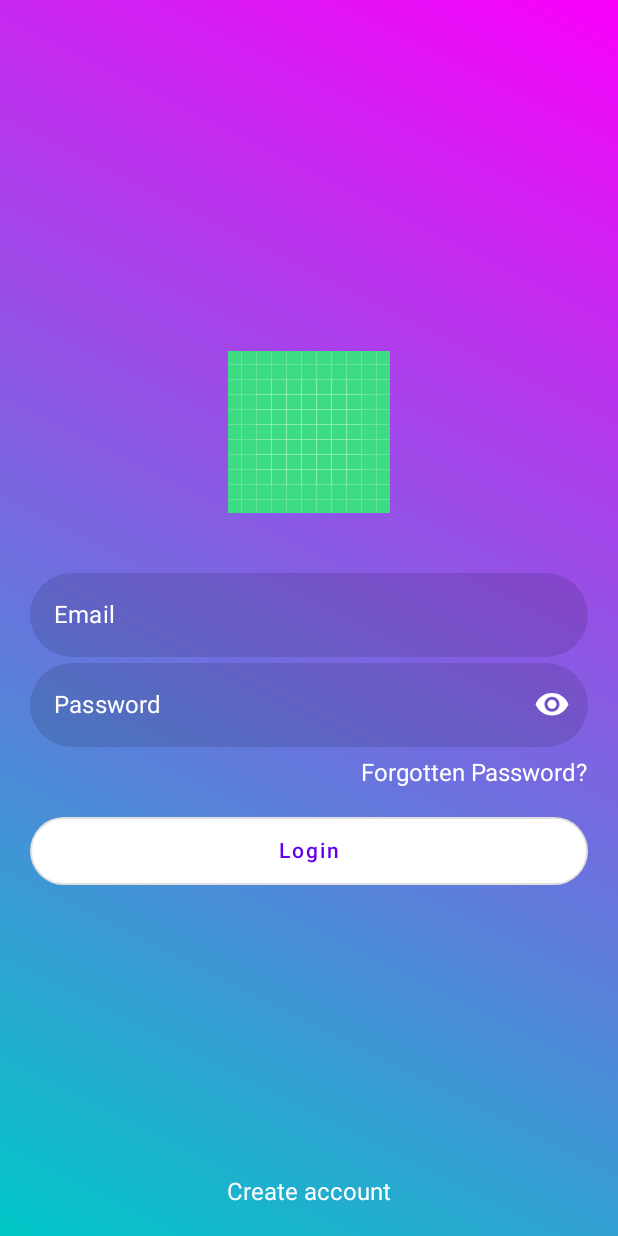
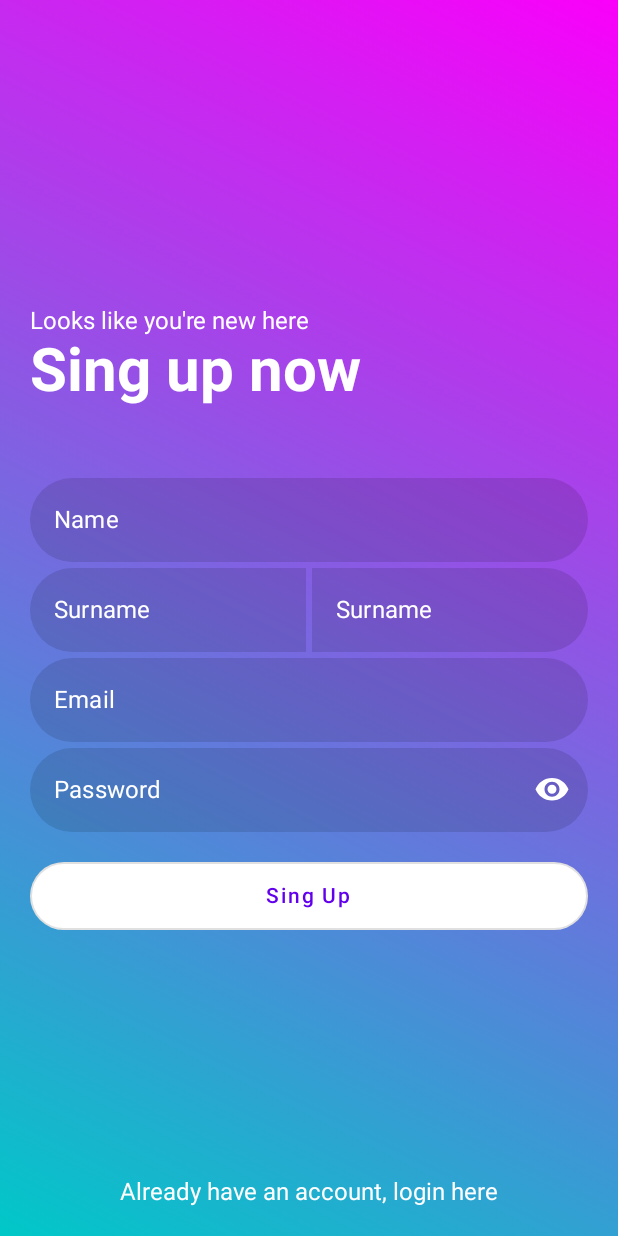
Before and after one commit to cgaxtr/HiRoomV2, an Android app built with Jetpack Compose: the screen it shows after launch (MainActivity), after a tap on "Create account", on a phone screen of 412 x 824 dp. Run offline under Robolectric (Android 15) with nearby library versions, the phone set to English and light mode, and no system bars; our stand-ins replace livedata-compose.

Commit message:
register screen and navigation

```diff
--- a/app/src/main/java/com/cgaxtr/hiroom/MainActivity.kt
+++ b/app/src/main/java/com/cgaxtr/hiroom/MainActivity.kt
@@ -10,6 +10,10 @@ import androidx.compose.material.Surface
 import androidx.compose.ui.Modifier
 import androidx.core.splashscreen.SplashScreen.Companion.installSplashScreen
 import androidx.lifecycle.ViewModelProvider
+import androidx.navigation.NavHostController
+import androidx.navigation.compose.rememberNavController
+import com.cgaxtr.hiroom.navigation.Screen
+import com.cgaxtr.hiroom.navigation.SetupNavGraph
 import com.cgaxtr.hiroom.ui.screens.LoginScreen
 import com.cgaxtr.hiroom.ui.theme.HiRoomTheme
 import com.cgaxtr.hiroom.ui.viewmodel.LoginViewModel
@@ -26,12 +30,12 @@ class MainActivity : ComponentActivity() {
 
         setContent {
             HiRoomTheme {
-                // A surface container using the 'background' color from the theme
                 Surface(
                     modifier = Modifier.fillMaxSize(),
                     color = MaterialTheme.colors.background
                 ) {
-                    LoginScreen(LoginViewModel())
+                    val navController = rememberNavController()
+                    SetupNavGraph(navController, Screen.Login.route)
                 }
             }
         }
--- /dev/null
+++ b/app/src/main/java/com/cgaxtr/hiroom/navigation/NavGraph.kt
@@ -0,0 +1,29 @@
+package com.cgaxtr.hiroom.navigation
+
+import androidx.compose.runtime.Composable
+import androidx.navigation.NavHostController
+import androidx.navigation.compose.NavHost
+import androidx.navigation.compose.composable
+import com.cgaxtr.hiroom.ui.screens.LoginScreen
+import com.cgaxtr.hiroom.ui.screens.MainScreen
+import com.cgaxtr.hiroom.ui.screens.RegisterScreen
+import com.cgaxtr.hiroom.ui.viewmodel.LoginViewModel
+import com.cgaxtr.hiroom.ui.viewmodel.RegisterViewModel
+
+@Composable
+fun SetupNavGraph(navController: NavHostController, start: String
+) {
+   NavHost(navController = navController, startDestination = start){
+       composable(Screen.Login.route){
+           LoginScreen(viewModel = LoginViewModel(), navController)
+       }
+
+       composable(Screen.Register.route){
+           RegisterScreen(viewModel = RegisterViewModel(), navController)
+       }
+
+       composable(Screen.Main.route){
+           MainScreen()
+       }
+   }
+}
--- /dev/null
+++ b/app/src/main/java/com/cgaxtr/hiroom/navigation/Routes.kt
@@ -0,0 +1,8 @@
+package com.cgaxtr.hiroom.navigation
+
+sealed class Screen(val route: String) {
+    object Login : Screen(route = "login_screen")
+    object Register : Screen(route = "register_screen")
+    object Onboarding : Screen(route = "onboarding_screen")
+    object Main : Screen(route = "main_screen")
+}
--- /dev/null
+++ b/app/src/main/java/com/cgaxtr/hiroom/ui/components/Fields.kt
@@ -0,0 +1,110 @@
+package com.cgaxtr.hiroom.ui.components
+
+import androidx.compose.foundation.layout.fillMaxWidth
+import androidx.compose.foundation.shape.RoundedCornerShape
+import androidx.compose.foundation.text.KeyboardOptions
+import androidx.compose.material.*
+import androidx.compose.material.icons.Icons
+import androidx.compose.material.icons.rounded.Visibility
+import androidx.compose.material.icons.rounded.VisibilityOff
+import androidx.compose.runtime.*
+import androidx.compose.ui.Modifier
+import androidx.compose.ui.graphics.Color
+import androidx.compose.ui.res.stringResource
+import androidx.compose.ui.text.input.KeyboardType
+import androidx.compose.ui.text.input.PasswordVisualTransformation
+import androidx.compose.ui.text.input.VisualTransformation
+import com.cgaxtr.hiroom.R
+
+@Composable
+fun EmailField(email: String, onTextChanged: (String) -> Unit) {
+    TextField(
+        value = email,
+        onValueChange = { onTextChanged(it) },
+        modifier = Modifier.fillMaxWidth(),
+        shape = RoundedCornerShape(50),
+        singleLine = true,
+        maxLines = 1,
+        placeholder = {
+            Text(
+                text = stringResource(id = R.string.login_email),
+                color = Color.White
+            )
+        },
+        keyboardOptions = KeyboardOptions(keyboardType = KeyboardType.Email),
+        colors = TextFieldDefaults.textFieldColors(
+            textColor = Color.White,
+            focusedIndicatorColor = Color.Transparent,
+            unfocusedIndicatorColor = Color.Transparent
+
+        ),
+    )
+}
+
+@Composable
+fun PasswordField(password: String, onTextChanged: (String) -> Unit) {
+    var isVisible by remember { mutableStateOf(false) }
+
+    TextField(
+        value = password,
+        onValueChange = { onTextChanged(it) },
+        modifier = Modifier.fillMaxWidth(),
+        shape = RoundedCornerShape(50),
+        singleLine = true,
+        maxLines = 1,
+        placeholder = {
+            Text(
+                text = stringResource(id = R.string.login_password),
+                color = Color.White
+            )
+        },
+        keyboardOptions = KeyboardOptions(keyboardType = KeyboardType.Password),
+        colors = TextFieldDefaults.textFieldColors(
+            textColor = Color.White,
+            focusedIndicatorColor = Color.Transparent,
+            unfocusedIndicatorColor = Color.Transparent
+
+        ),
+        trailingIcon = {
+            val image = if (isVisible) {
+                Icons.Rounded.VisibilityOff
+            } else {
+                Icons.Rounded.Visibility
+            }
+            IconButton(onClick = { isVisible = !isVisible }) {
+                Icon(image, stringResource(id = R.string.login_hide_show), tint = Color.White)
+            }
+        },
+        visualTransformation = if (isVisible) {
+            VisualTransformation.None
+        } else {
+            PasswordVisualTransformation()
+        }
+
+    )
+}
+
+@Composable
+fun NameField(name: String, onTextChanged: (String) -> Unit) {
+    TextField(
+        value = name,
+        onValueChange = { onTextChanged(it) },
+        modifier = Modifier.fillMaxWidth(),
+        shape = RoundedCornerShape(50),
+        singleLine = true,
+        maxLines = 1,
+        placeholder = {
+            Text(
+                text = stringResource(id = R.string.sing_up_name),
+                color = Color.White
+            )
+        },
+        keyboardOptions = KeyboardOptions(keyboardType = KeyboardType.Email),
+        colors = TextFieldDefaults.textFieldColors(
+            textColor = Color.White,
+            focusedIndicatorColor = Color.Transparent,
+            unfocusedIndicatorColor = Color.Transparent
+
+        ),
+    )
+}
--- /dev/null
+++ b/app/src/main/java/com/cgaxtr/hiroom/ui/components/Footer.kt
@@ -0,0 +1,18 @@
+package com.cgaxtr.hiroom.ui.components
+
+import androidx.compose.foundation.clickable
+import androidx.compose.material.Text
+import androidx.compose.runtime.Composable
+import androidx.compose.ui.Modifier
+import androidx.compose.ui.graphics.Color
+import androidx.compose.ui.res.stringResource
+import androidx.navigation.NavHostController
+
+@Composable
+fun Footer(modifier: Modifier, navController: NavHostController, id: Int, destination: String) {
+    Text(
+        color = Color.White,
+        text = stringResource(id),
+        modifier = modifier.clickable {navController.navigate(destination)},
+    )
+}
--- a/app/src/main/java/com/cgaxtr/hiroom/ui/screens/LoginScreen.kt
+++ b/app/src/main/java/com/cgaxtr/hiroom/ui/screens/LoginScreen.kt
@@ -1,43 +1,45 @@
 package com.cgaxtr.hiroom.ui.screens
 
-import android.content.res.Resources.Theme
 import androidx.compose.foundation.Image
 import androidx.compose.foundation.background
 import androidx.compose.foundation.clickable
 import androidx.compose.foundation.layout.*
 import androidx.compose.foundation.shape.RoundedCornerShape
-import androidx.compose.foundation.text.KeyboardOptions
-import androidx.compose.material.*
-import androidx.compose.material.icons.Icons
-import androidx.compose.material.icons.rounded.Visibility
-import androidx.compose.material.icons.rounded.VisibilityOff
-import androidx.compose.runtime.*
+import androidx.compose.material.OutlinedButton
+import androidx.compose.material.Text
+import androidx.compose.runtime.Composable
+import androidx.compose.runtime.getValue
 import androidx.compose.runtime.livedata.observeAsState
 import androidx.compose.ui.Alignment
 import androidx.compose.ui.Modifier
 import androidx.compose.ui.geometry.Offset
 import androidx.compose.ui.graphics.Brush
 import androidx.compose.ui.graphics.Color
+import androidx.compose.ui.platform.LocalContext
 import androidx.compose.ui.res.painterResource
 import androidx.compose.ui.res.stringResource
-import androidx.compose.ui.text.input.KeyboardType
-import androidx.compose.ui.text.input.PasswordVisualTransformation
-import androidx.compose.ui.text.input.VisualTransformation
+import androidx.compose.ui.tooling.preview.Preview
 import androidx.compose.ui.unit.dp
+import androidx.navigation.NavHostController
 import com.cgaxtr.hiroom.R
+import com.cgaxtr.hiroom.navigation.Screen
+import com.cgaxtr.hiroom.ui.components.EmailField
+import com.cgaxtr.hiroom.ui.components.Footer
+import com.cgaxtr.hiroom.ui.components.PasswordField
 import com.cgaxtr.hiroom.ui.viewmodel.LoginViewModel
 
-/*
+
 @Preview(showSystemUi = true)
 @Composable
 fun PreviewLogin() {
-    LoginScreen()
+    val viewModel = LoginViewModel()
+    val navController = NavHostController(LocalContext.current)
+    LoginScreen(viewModel, navController)
 }
-*/
+
 
 @Composable
-fun LoginScreen(viewModel: LoginViewModel) {
-
+fun LoginScreen(viewModel: LoginViewModel, navController: NavHostController) {
     Box(
         modifier = Modifier
             .fillMaxSize()
@@ -53,14 +55,18 @@ fun LoginScreen(viewModel: LoginViewModel) {
             )
             .padding(20.dp)
     ) {
-        Body(Modifier.align(Alignment.Center), viewModel)
-        Footer(Modifier.align(Alignment.BottomCenter))
-
+        Body(Modifier.align(Alignment.Center), viewModel, navController)
+        Footer(
+            modifier = Modifier.align(Alignment.BottomCenter),
+            navController = navController,
+            id = R.string.login_sing_up,
+            destination = Screen.Register.route
+        )
     }
 }
 
 @Composable
-fun Body(modifier: Modifier, viewModel: LoginViewModel) {
+fun Body(modifier: Modifier, viewModel: LoginViewModel, navController: NavHostController) {
 
     val email: String by viewModel.email.observeAsState("")
     val password: String by viewModel.password.observeAsState("")
@@ -78,7 +84,7 @@ fun Body(modifier: Modifier, viewModel: LoginViewModel) {
         Spacer(modifier = modifier.height(8.dp))
         ForgottenPassword(Modifier.align(Alignment.End))
         Spacer(modifier = modifier.height(20.dp))
-        LoginButton {
+        LoginButton(navController = navController) {
             viewModel.doLogin()
         }
     }
@@ -94,73 +100,6 @@ fun ImageLogo(modifier: Modifier) {
     )
 }
 
-@Composable
-fun EmailField(email: String, onTextChanged: (String) -> Unit) {
-    TextField(
-        value = email,
-        onValueChange = { onTextChanged(it) },
-        modifier = Modifier.fillMaxWidth(),
-        shape = RoundedCornerShape(50),
-        singleLine = true,
-        maxLines = 1,
-        placeholder = {
-            Text(
-                text = stringResource(id = R.string.login_email),
-                color = Color.White
-            )
-        },
-        keyboardOptions = KeyboardOptions(keyboardType = KeyboardType.Email),
-        colors = TextFieldDefaults.textFieldColors(
-            textColor = Color.White,
-            focusedIndicatorColor = Color.Transparent,
-            unfocusedIndicatorColor = Color.Transparent
-
-        ),
-    )
-}
-
-@Composable
-fun PasswordField(password: String, onTextChanged: (String) -> Unit) {
-    var isVisible by remember { mutableStateOf(false) }
-
-    TextField(
-        value = password,
-        onValueChange = { onTextChanged(it) },
-        modifier = Modifier.fillMaxWidth(),
-        shape = RoundedCornerShape(50),
-        singleLine = true,
-        maxLines = 1,
-        placeholder = {
-            Text(
-                text = stringResource(id = R.string.login_password),
-                color = Color.White
-            )
-        },
-        keyboardOptions = KeyboardOptions(keyboardType = KeyboardType.Password),
-        colors = TextFieldDefaults.textFieldColors(
-            textColor = Color.White,
-            focusedIndicatorColor = Color.Transparent,
-            unfocusedIndicatorColor = Color.Transparent
-
-        ),
-        trailingIcon = {
-            val image = if (isVisible) {
-                Icons.Rounded.VisibilityOff
-            } else {
-                Icons.Rounded.Visibility
-            }
-            IconButton(onClick = { isVisible = !isVisible }) {
-                Icon(image, stringResource(id = R.string.login_hide_show), tint = Color.White)
-            }
-        },
-        visualTransformation = if (isVisible) {
-            VisualTransformation.None
-        } else {
-            PasswordVisualTransformation()
-        }
-
-    )
-}
 
 @Composable
 fun ForgottenPassword(modifier: Modifier) {
@@ -171,22 +110,16 @@ fun ForgottenPassword(modifier: Modifier) {
 }
 
 @Composable
-fun LoginButton(onClick: () -> Unit) {
+fun LoginButton(navController: NavHostController, onClick: () -> Unit) {
     OutlinedButton(
         modifier = Modifier
             .fillMaxWidth()
             .height(45.dp),
         shape = RoundedCornerShape(50),
-        onClick = { onClick() }) {
+        onClick = {
+            onClick()
+            navController.navigate(Screen.Main.route)
+        }) {
         Text(text = stringResource(id = R.string.login_button))
     }
 }
-
-@Composable
-fun Footer(modifier: Modifier) {
-    Text(
-        color = Color.White,
-        text = stringResource(id = R.string.login_sing_up),
-        modifier = modifier.clickable {},
-    )
-}
--- /dev/null
+++ b/app/src/main/java/com/cgaxtr/hiroom/ui/screens/MainScreen.kt
@@ -0,0 +1,53 @@
+package com.cgaxtr.hiroom.ui.screens
+
+import androidx.compose.foundation.layout.Column
+import androidx.compose.foundation.layout.padding
+import androidx.compose.material.BottomNavigation
+import androidx.compose.material.BottomNavigationItem
+import androidx.compose.material.Icon
+import androidx.compose.material.Scaffold
+import androidx.compose.material.icons.Icons
+import androidx.compose.material.icons.filled.Home
+import androidx.compose.material.icons.filled.Person
+import androidx.compose.runtime.Composable
+import androidx.compose.ui.Modifier
+import androidx.compose.ui.tooling.preview.Preview
+
+
+@Preview(showSystemUi = true)
+@Composable
+fun PreviewMain() {
+    MainScreen()
+}
+
+@Composable
+fun MainScreen() {
+    Scaffold(bottomBar = {
+        BottomBar()
+
+    }) { padding ->
+        Column(
+            modifier = Modifier
+                .padding(padding)){
+
+        }
+    }
+}
+
+@Composable
+fun BottomBar() {
+    BottomNavigation() {
+        BottomNavigationItem(selected = false, onClick = { /*TODO*/ }, icon = {
+            Icon(
+                imageVector = Icons.Filled.Home,
+                contentDescription = ""
+            )
+        })
+        BottomNavigationItem(selected = false, onClick = { /*TODO*/ }, icon = {
+            Icon(
+                imageVector = Icons.Filled.Person,
+                contentDescription = ""
+            )
+        })
+    }
+}
--- /dev/null
+++ b/app/src/main/java/com/cgaxtr/hiroom/ui/screens/RegisterScreen.kt
@@ -0,0 +1,177 @@
+package com.cgaxtr.hiroom.ui.screens
+
+import androidx.compose.foundation.background
+import androidx.compose.foundation.layout.*
+import androidx.compose.foundation.shape.RoundedCornerShape
+import androidx.compose.material.OutlinedButton
+import androidx.compose.material.Text
+import androidx.compose.material.TextField
+import androidx.compose.material.TextFieldDefaults
+import androidx.compose.runtime.Composable
+import androidx.compose.runtime.getValue
+import androidx.compose.runtime.livedata.observeAsState
+import androidx.compose.ui.Alignment
+import androidx.compose.ui.Modifier
+import androidx.compose.ui.geometry.Offset
+import androidx.compose.ui.graphics.Brush
+import androidx.compose.ui.graphics.Color
+import androidx.compose.ui.platform.LocalContext
+import androidx.compose.ui.res.stringResource
+import androidx.compose.ui.text.font.FontStyle
+import androidx.compose.ui.text.font.FontWeight
+import androidx.compose.ui.tooling.preview.Preview
+import androidx.compose.ui.unit.dp
+import androidx.compose.ui.unit.sp
+import androidx.navigation.NavHostController
+import com.cgaxtr.hiroom.R
+import com.cgaxtr.hiroom.navigation.Screen
+import com.cgaxtr.hiroom.ui.components.EmailField
+import com.cgaxtr.hiroom.ui.components.Footer
+import com.cgaxtr.hiroom.ui.components.NameField
+import com.cgaxtr.hiroom.ui.components.PasswordField
+import com.cgaxtr.hiroom.ui.viewmodel.RegisterViewModel
+
+@Preview
+@Composable
+fun RegisterPreview() {
+    val registerViewModel = RegisterViewModel()
+    val navController = NavHostController(LocalContext.current)
+    RegisterScreen(registerViewModel, navController)
+}
+
+@Composable
+fun RegisterScreen(viewModel: RegisterViewModel, navController: NavHostController) {
+    Box(
+        modifier = Modifier
+            .fillMaxSize()
+            .background(
+                Brush.linearGradient(
+                    colors = listOf(
+                        Color(0, 200, 200),
+                        Color(250, 0, 250)
+                    ),
+                    start = Offset(0f, Float.POSITIVE_INFINITY),
+                    end = Offset(Float.POSITIVE_INFINITY, 0f)
+                )
+            )
+            .padding(20.dp)
+    ) {
+
+        Body(Modifier.align(Alignment.Center), viewModel, navController)
+        Footer(
+            modifier = Modifier.align(Alignment.BottomCenter),
+            navController = navController,
+            id = R.string.sing_up_login,
+            destination = Screen.Login.route
+        )
+    }
+}
+
+@Composable
+fun RegisterHeader() {
+    Column(modifier = Modifier.fillMaxWidth()) {
+        Text(
+            text = "Looks like you're new here",
+            color = Color.White,
+        )
+        Text(
+            text = "Sing up now",
+            color = Color.White,
+            fontWeight = FontWeight.Bold,
+            fontSize = 40.sp
+        )
+    }
+}
+
+@Composable
+fun Body(modifier: Modifier, viewModel: RegisterViewModel, navController: NavHostController) {
+    Column(modifier = modifier) {
+        val name: String by viewModel.name.observeAsState("")
+        val email: String by viewModel.email.observeAsState("")
+        val password: String by viewModel.password.observeAsState("")
+        val firstSurname: String by viewModel.firstSurname.observeAsState("")
+        val secondSurname: String by viewModel.secondSurname.observeAsState("")
+
+        RegisterHeader()
+        Spacer(modifier = Modifier.height(48.dp))
+        NameField(name) {
+            viewModel.onTextChanged(it, firstSurname, secondSurname, email, password)
+        }
+        Spacer(modifier = modifier.height(4.dp))
+        Row(Modifier.fillMaxWidth()) {
+            SurnameField(
+                Modifier.weight(1f),
+                firstSurname,
+                RoundedCornerShape(50, 0, 0, 50)
+            ) {
+                viewModel.onTextChanged(name, it, secondSurname, email, password)
+            }
+            Spacer(modifier = Modifier.width(4.dp))
+            SurnameField(
+                Modifier.weight(1f),
+                secondSurname,
+                RoundedCornerShape(0, 50, 50, 0)
+            ) {
+                viewModel.onTextChanged(name, firstSurname, it, email, password)
+            }
+        }
+        Spacer(modifier = modifier.height(4.dp))
+        EmailField(email = email) {
+            viewModel.onTextChanged(name, firstSurname, secondSurname, it, password)
+        }
+        Spacer(modifier = modifier.height(4.dp))
+        PasswordField(password = password) {
+            viewModel.onTextChanged(name, firstSurname, secondSurname, email, it)
+        }
+        Spacer(modifier = modifier.height(20.dp))
+        RegisterButton(navController = navController) {
+            //TODO
+        }
+
+    }
+}
+
+@Composable
+fun SurnameField(
+    modifier: Modifier,
+    surname: String,
+    shape: RoundedCornerShape,
+    onTextChanged: (String) -> Unit
+) {
+    TextField(
+        value = surname,
+        onValueChange = { onTextChanged(it) },
+        modifier = modifier,
+        shape = shape,
+        singleLine = true,
+        maxLines = 1,
+        placeholder = {
+            Text(
+                text = "Surname",
+                color = Color.White
+            )
+        },
+        colors = TextFieldDefaults.textFieldColors(
+            textColor = Color.White,
+            focusedIndicatorColor = Color.Transparent,
+            unfocusedIndicatorColor = Color.Transparent
+
+        ),
+    )
+}
+
+@Composable
+fun RegisterButton(navController: NavHostController, onClick: () -> Unit) {
+    OutlinedButton(
+        modifier = Modifier
+            .fillMaxWidth()
+            .height(45.dp),
+        shape = RoundedCornerShape(50),
+        onClick = {
+            onClick()
+            //Check before navigate
+            navController.navigate(Screen.Main.route)
+        }) {
+        Text(text = stringResource(id = R.string.sing_up_sing_up))
+    }
+}
--- a/app/src/main/java/com/cgaxtr/hiroom/ui/viewmodel/LoginViewModel.kt
+++ b/app/src/main/java/com/cgaxtr/hiroom/ui/viewmodel/LoginViewModel.kt
@@ -4,21 +4,21 @@ import androidx.lifecycle.LiveData
 import androidx.lifecycle.MutableLiveData
 import androidx.lifecycle.ViewModel
 
-class LoginViewModel:ViewModel() {
-
-    private val _email = MutableLiveData<String>()
-    val email : LiveData<String> = _email
-
-    private val _password = MutableLiveData<String>()
-    val password : LiveData<String> = _password
+class LoginViewModel : ViewModel() {
 
 
-    fun onTextChanged(email: String, password: String){
+    private val _email = MutableLiveData<String>("")
+    val email: LiveData<String> = _email
+
+    private val _password = MutableLiveData<String>("")
+    val password: LiveData<String> = _password
+
+    fun onTextChanged(email: String, password: String) {
         _email.value = email
         _password.value = password
     }
 
-    fun doLogin(){
+    fun doLogin() {
 
     }
 
--- /dev/null
+++ b/app/src/main/java/com/cgaxtr/hiroom/ui/viewmodel/RegisterViewModel.kt
@@ -0,0 +1,33 @@
+package com.cgaxtr.hiroom.ui.viewmodel
+
+import androidx.lifecycle.LiveData
+import androidx.lifecycle.MutableLiveData
+import androidx.lifecycle.ViewModel
+
+class RegisterViewModel : ViewModel() {
+
+    private val _name = MutableLiveData<String>()
+    val name: LiveData<String> = _name
+
+    private val _firstSurname = MutableLiveData<String>()
+    val firstSurname: LiveData<String> = _firstSurname
+
+    private val _secondSurname = MutableLiveData<String>()
+    val secondSurname: LiveData<String> = _secondSurname
+
+    private val _email = MutableLiveData<String>()
+    val email: LiveData<String> = _email
+
+    private val _password = MutableLiveData<String>()
+    val password: LiveData<String> = _password
+
+    fun onTextChanged(name: String, firstSurname: String, secondSurname: String, email: String, password: String){
+        _name.value = name
+        _firstSurname.value = firstSurname
+        _secondSurname.value = secondSurname
+        _email.value = email
+        _password.value = password
+
+    }
+
+}
--- a/app/src/main/java/com/cgaxtr/hiroom/ui/viewmodel/SplashViewModel.kt
+++ b/app/src/main/java/com/cgaxtr/hiroom/ui/viewmodel/SplashViewModel.kt
@@ -14,8 +14,8 @@ class SplashViewModel: ViewModel() {
 
     init {
         viewModelScope.launch(Dispatchers.IO) {
-            //TODO check login and first open
-            Thread.sleep(2000)
+            //TODO check login and first time use
+            Thread.sleep(1000)
             _isLoading.postValue(false)
         }
     }
--- a/app/src/main/res/values/strings.xml
+++ b/app/src/main/res/values/strings.xml
@@ -10,4 +10,9 @@
     <string name="login_hide_show">Hide or show password </string>
     <string name="login_sing_up">Create account</string>
 
+    <!-- Sing Up -->
+    <string name="sing_up_login">Already have an account, login here</string>
+    <string name="sing_up_name">Name</string>
+    <string name="sing_up_sing_up">Sing Up</string>
+
 </resources>
```
